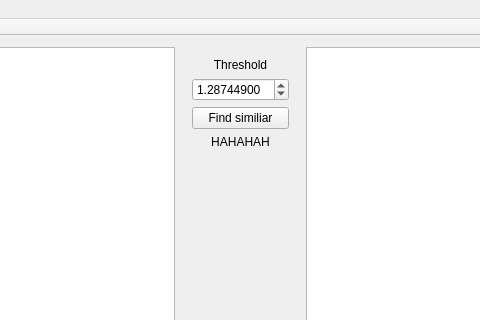
Before: the Qt Designer form ImageRetrieval/imageretrieval.ui in KitFung/ImageSearch_GUI, drawn with Qt 5; both pictures show x 92 to 572 and y 0 to 320 of the 1114 by 644 pixel window.
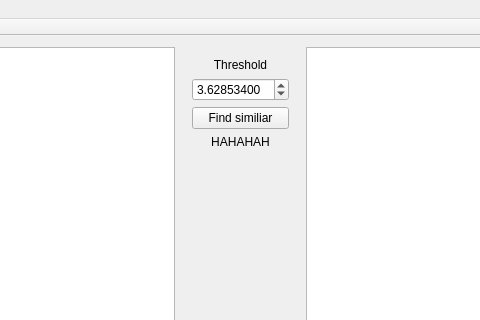
After: the same form once the commit is applied.

Diff of the .ui file:
```diff
--- a/ImageRetrieval/imageretrieval.ui
+++ b/ImageRetrieval/imageretrieval.ui
@@ -85,7 +85,7 @@
             <double>0.010000000000000</double>
            </property>
            <property name="value">
-            <double>1.287449000000000</double>
+            <double>3.628534000000000</double>
            </property>
           </widget>
          </item>
```
